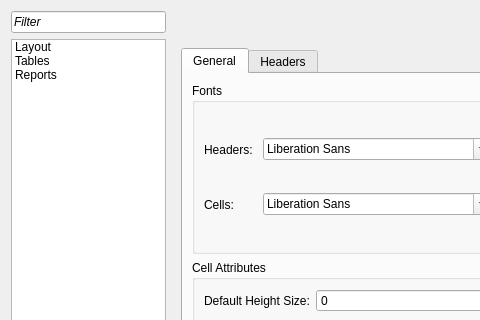
SunWithIssues/ChessFerret, file src/forms/setupdialog.ui: the form before one commit; both pictures show x 0 to 480 and y 0 to 320 of the 648 by 489 pixel window.
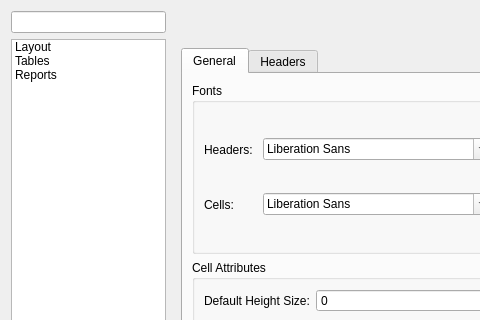
The form after the commit. The open tabs and pages were chosen to show the change.

Commit message: #26 fonts can be set + search field ui stubs started

The edit to the form file:
```diff
--- a/src/forms/setupdialog.ui
+++ b/src/forms/setupdialog.ui
@@ -22,7 +22,7 @@
       </font>
      </property>
      <property name="text">
-      <string>Filter</string>
+      <string/>
      </property>
      <property name="maxLength">
       <number>150</number>
```
Left out of the diff: 2 changed lines with no effect on the pictures. The commit also changes 2 other files.
